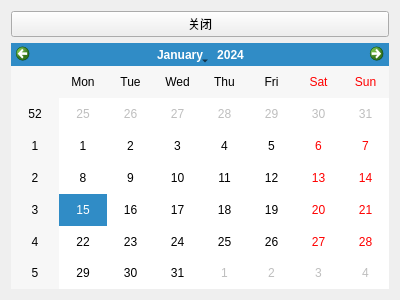
The window that CalendarCountdownApp/weekcalendar.ui (Maia-Huo/CalendarCountdownApp) describes before a commit, drawn with Qt 5.
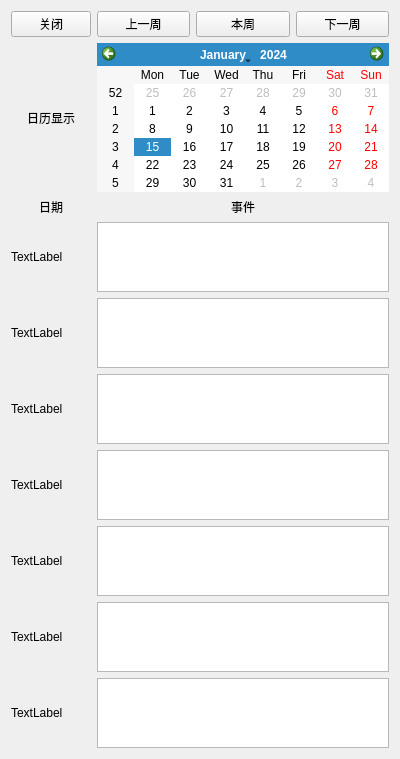
The same window after the commit.

What changed in the file:
```diff
--- a/CalendarCountdownApp/weekcalendar.ui
+++ b/CalendarCountdownApp/weekcalendar.ui
@@ -7,13 +7,131 @@
     <x>0</x>
     <y>0</y>
     <width>400</width>
-    <height>300</height>
+    <height>752</height>
    </rect>
   </property>
   <property name="windowTitle">
    <string>周视图</string>
   </property>
   <layout class="QGridLayout" name="gridLayout">
+   <item row="3" column="0">
+    <widget class="QLabel" name="date_1">
+     <property name="text">
+      <string>TextLabel</string>
+     </property>
+    </widget>
+   </item>
+   <item row="11" column="0">
+    <widget class="QLabel" name="date_6">
+     <property name="text">
+      <string>TextLabel</string>
+     </property>
+    </widget>
+   </item>
+   <item row="3" column="1">
+    <widget class="QTextBrowser" name="textEvents_1"/>
+   </item>
+   <item row="7" column="0">
+    <widget class="QLabel" name="date_3">
+     <property name="text">
+      <string>TextLabel</string>
+     </property>
+    </widget>
+   </item>
+   <item row="8" column="0">
+    <widget class="QLabel" name="date_4">
+     <property name="text">
+      <string>TextLabel</string>
+     </property>
+    </widget>
+   </item>
+   <item row="9" column="1">
+    <widget class="QTextBrowser" name="textEvents_5"/>
+   </item>
+   <item row="0" column="1">
+    <layout class="QHBoxLayout" name="buttonLayout">
+     <item>
+      <widget class="QPushButton" name="lastWeekButton">
+       <property name="text">
+        <string>上一周</string>
+       </property>
+      </widget>
+     </item>
+     <item>
+      <widget class="QPushButton" name="weekButton">
+       <property name="text">
+        <string>本周</string>
+       </property>
+      </widget>
+     </item>
+     <item>
+      <widget class="QPushButton" name="nextWeekButton">
+       <property name="text">
+        <string>下一周</string>
+       </property>
+      </widget>
+     </item>
+    </layout>
+   </item>
+   <item row="5" column="0">
+    <widget class="QLabel" name="date_2">
+     <property name="text">
+      <string>TextLabel</string>
+     </property>
+    </widget>
+   </item>
+   <item row="9" column="0">
+    <widget class="QLabel" name="date_5">
+     <property name="text">
+      <string>TextLabel</string>
+     </property>
+    </widget>
+   </item>
+   <item row="1" column="1">
+    <widget class="QCalendarWidget" name="calendarWidget"/>
+   </item>
+   <item row="13" column="1">
+    <widget class="QTextBrowser" name="textEvents_7"/>
+   </item>
+   <item row="7" column="1">
+    <widget class="QTextBrowser" name="textEvents_3"/>
+   </item>
+   <item row="13" column="0">
+    <widget class="QLabel" name="date_7">
+     <property name="text">
+      <string>TextLabel</string>
+     </property>
+    </widget>
+   </item>
+   <item row="5" column="1">
+    <widget class="QTextBrowser" name="textEvents_2"/>
+   </item>
+   <item row="11" column="1">
+    <widget class="QTextBrowser" name="textEvents_6"/>
+   </item>
+   <item row="8" column="1">
+    <widget class="QTextBrowser" name="textEvents_4"/>
+   </item>
+   <item row="2" column="0">
+    <widget class="QLabel" name="dateTitle">
+     <property name="text">
+      <string>日期</string>
+     </property>
+     <property name="alignment">
+      <set>Qt::AlignCenter</set>
+     </property>
+    </widget>
+   </item>
+   <item row="2" column="1">
+    <widget class="QLabel" name="dateEvents">
+     <property name="text">
+      <string>事件</string>
+     </property>
+     <property name="alignment">
+      <set>Qt::AlignCenter</set>
+     </property>
+    </widget>
+   </item>
    <item row="0" column="0">
     <widget class="QPushButton" name="closeButton">
      <property name="text">
@@ -22,7 +140,14 @@
     </widget>
    </item>
    <item row="1" column="0">
-    <widget class="QCalendarWidget" name="calendarWidget"/>
+    <widget class="QLabel" name="label">
+     <property name="text">
+      <string>日历显示</string>
+     </property>
+     <property name="alignment">
+      <set>Qt::AlignCenter</set>
+     </property>
+    </widget>
    </item>
   </layout>
  </widget>
```
